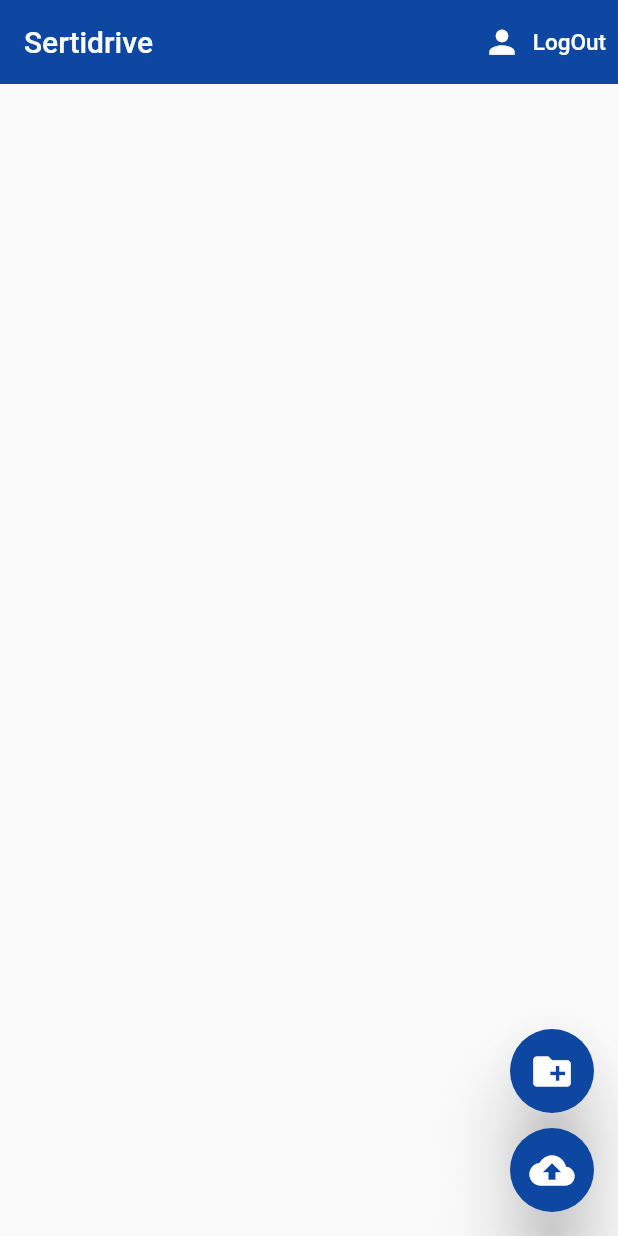
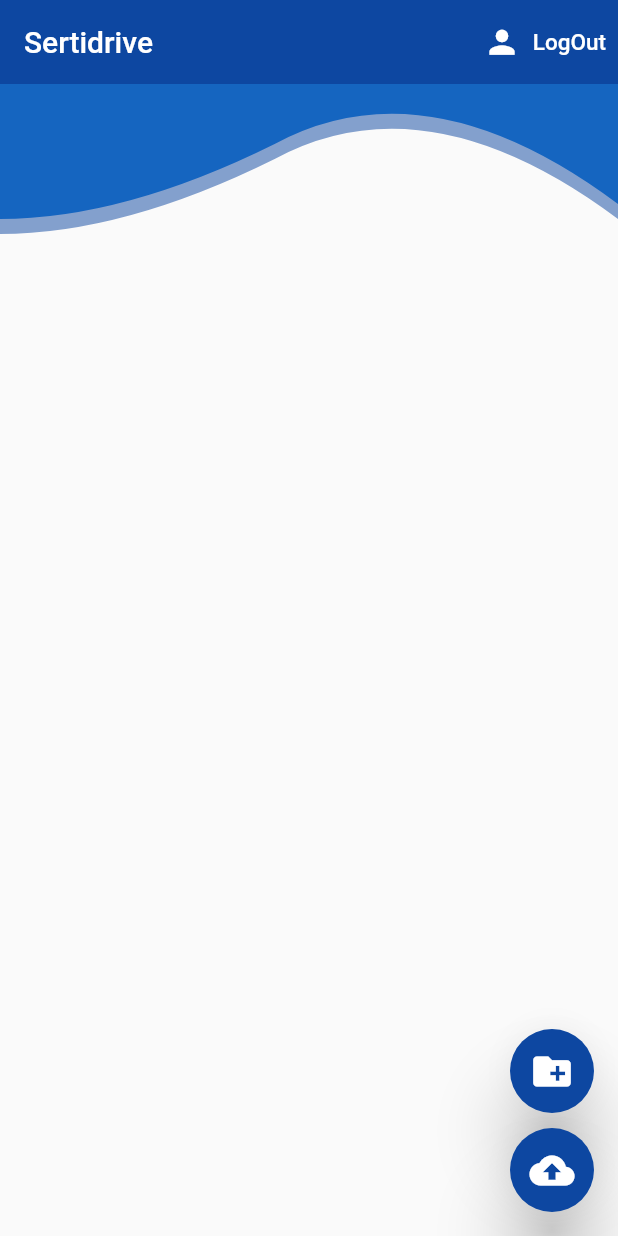
Before and after one commit to Serticode/Sertidrive, a Flutter app: the screen it shows once a user with an empty profile is signed in, on a phone screen of 412 x 824 dp. Run offline on Flutter 3.47's test engine with Material 2 defaults, Android fonts, the light colour scheme and no system bars; our stand-ins replace cloud_firestore, file_picker, firebase_auth, firebase_core, firebase_storage, flutter_spinkit; accounts and stored records are empty.

Commit message:
Added a custom clipper to the home screen

```diff
--- a/lib/Screens/Home/home.dart
+++ b/lib/Screens/Home/home.dart
@@ -167,15 +167,49 @@ class _HomeState extends State<Home> {
             },
           )
         ]),
-        body: Container(
-          padding: EdgeInsets.all(15.0),
-          child: baseList(context: context, folders: rootFolders),
+        body: Column(
+          children: <Widget>[
+            curve(),
+            Expanded(
+              child: baseList(buildContext: context, folders: rootFolders),
+            ),
+          ],
         ),
       ),
     );
   }
 
-  Widget baseList({BuildContext context, List folders}) {
+  Widget curve() {
+    return Container(
+        child: Stack(
+      children: <Widget>[
+        //stack overlaps widgets
+        Opacity(
+          //semi red clipPath with more height and with 0.5 opacity
+          opacity: 0.5,
+          child: ClipPath(
+            clipper: WaveClipper(), //set our custom wave clipper
+            child: Container(
+              color: Theme.of(context).primaryColor,
+              height: 100,
+            ),
+          ),
+        ),
+
+        ClipPath(
+          //upper clipPath with less height
+          clipper: WaveClipper(), //set our custom wave clipper.
+          child: Container(
+            color: Colors.blue[800],
+            height: 90,
+            alignment: Alignment.center,
+          ),
+        ),
+      ],
+    ));
+  }
+
+  Widget baseList({BuildContext buildContext, List folders}) {
     return ListView.separated(
       separatorBuilder: (context, index) => Divider(
         color: Theme.of(context).primaryColor,
@@ -239,3 +273,39 @@ class _HomeState extends State<Home> {
   Widget getAudiosList() => Audios();
   Widget getDocumentsList() => Documents();
 }
+
+//Custom CLipper class with Path
+class WaveClipper extends CustomClipper<Path> {
+  @override
+  Path getClip(Size size) {
+    var path = new Path();
+    path.lineTo(
+        0, size.height); //start path with this if you are making at bottom
+
+    var firstStart = Offset(size.width / 5, size.height);
+    //fist point of quadratic bezier curve
+    var firstEnd = Offset(size.width / 2.25, size.height - 50.0);
+    //second point of quadratic bezier curve
+    path.quadraticBezierTo(
+        firstStart.dx, firstStart.dy, firstEnd.dx, firstEnd.dy);
+
+    var secondStart =
+        Offset(size.width - (size.width / 3.24), size.height - 105);
+    //third point of quadratic bezier curve
+    var secondEnd = Offset(size.width, size.height - 10);
+    //fourth point of quadratic bezier curve
+    path.quadraticBezierTo(
+        secondStart.dx, secondStart.dy, secondEnd.dx, secondEnd.dy);
+
+    path.lineTo(
+        size.width, 0); //end with this path if you are making wave at bottom
+    path.close();
+    return path;
+  }
+
+  @override
+  bool shouldReclip(CustomClipper<Path> oldClipper) {
+    return false; //if new instance have different instance than old instance
+    //then you must return true;
+  }
+}
```
